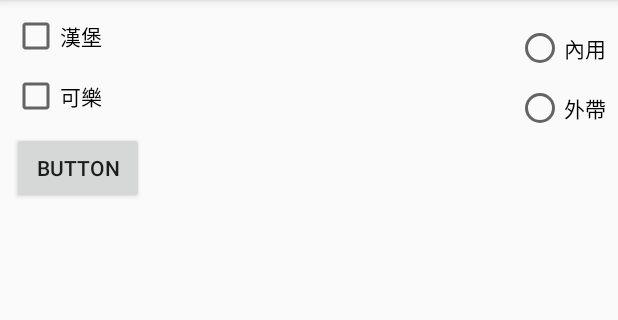
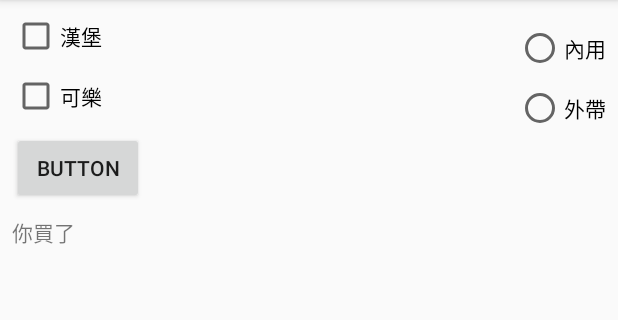
Before and after one commit to Shaojung/DB2018012004, an Android app: the screen it shows after launch (MainActivity), after a tap on "BUTTON", on a phone screen of 412 x 824 dp, the part 84-404 px from its top. Run offline under Robolectric (Android 15) with nearby library versions, the phone set to English and light mode, and no system bars.

```diff
--- a/app/src/main/java/com/example/student/db2018012004/MainActivity.java
+++ b/app/src/main/java/com/example/student/db2018012004/MainActivity.java
@@ -4,11 +4,13 @@ import android.support.v7.app.AppCompatActivity;
 import android.os.Bundle;
 import android.view.View;
 import android.widget.CheckBox;
+import android.widget.RadioGroup;
 import android.widget.TextView;
 
 public class MainActivity extends AppCompatActivity {
     CheckBox chk1, chk2;
     TextView tv;
+    RadioGroup rg;
     @Override
     protected void onCreate(Bundle savedInstanceState) {
         super.onCreate(savedInstanceState);
@@ -16,19 +18,32 @@ public class MainActivity extends AppCompatActivity {
         chk1 = findViewById(R.id.checkBox);
         chk2 = findViewById(R.id.checkBox2);
         tv = findViewById(R.id.textView);
+        rg = findViewById(R.id.radioGroup);
     }
     public void click1(View v)
     {
-        String str = "";
+        StringBuilder sb = new StringBuilder("你買了");
+
         if (chk1.isChecked())
         {
-            str = str + "漢堡";
+            sb.append("漢堡");
         }
         if (chk2.isChecked())
         {
-            str = str + "可樂";
+            sb.append("可樂");
         }
-        tv.setText(str);
+
+        switch(rg.getCheckedRadioButtonId())
+        {
+            case R.id.radioButton:
+                sb.append("內用");
+                break;
+            case R.id.radioButton2:
+                sb.append("外帶");
+                break;
+        }
+
+        tv.setText(sb.toString());
 
     }
 }
--- a/app/src/main/res/layout/activity_main.xml
+++ b/app/src/main/res/layout/activity_main.xml
@@ -17,6 +17,7 @@
         app:layout_constraintTop_toTopOf="parent" />
 
     <RadioGroup
+        android:id="@+id/radioGroup"
         android:layout_width="wrap_content"
         android:layout_height="wrap_content"
         android:layout_marginEnd="8dp"
```
